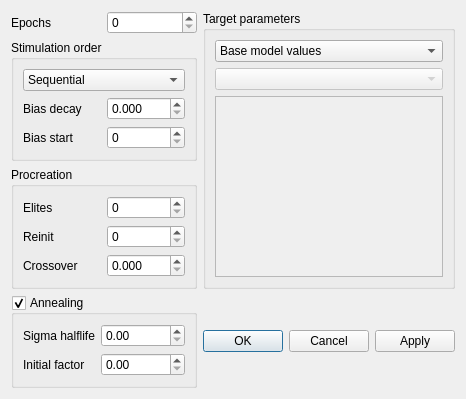
The window that src/gui/gafittersettingsdialog.ui (CompEphys-team/rtdo) describes before a commit, drawn with Qt 5.
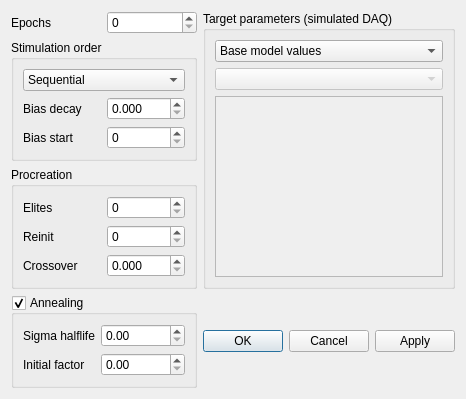
The same window after the commit.

Diff of the .ui file:
```diff
--- a/src/gui/gafittersettingsdialog.ui
+++ b/src/gui/gafittersettingsdialog.ui
@@ -17,7 +17,7 @@
    <item row="0" column="2" rowspan="3">
     <widget class="QGroupBox" name="groupBox_4">
      <property name="title">
-      <string>Target parameters</string>
+      <string>Target parameters (simulated DAQ)</string>
      </property>
      <layout class="QGridLayout" name="gridLayout_4">
       <item row="2" column="0">
```
